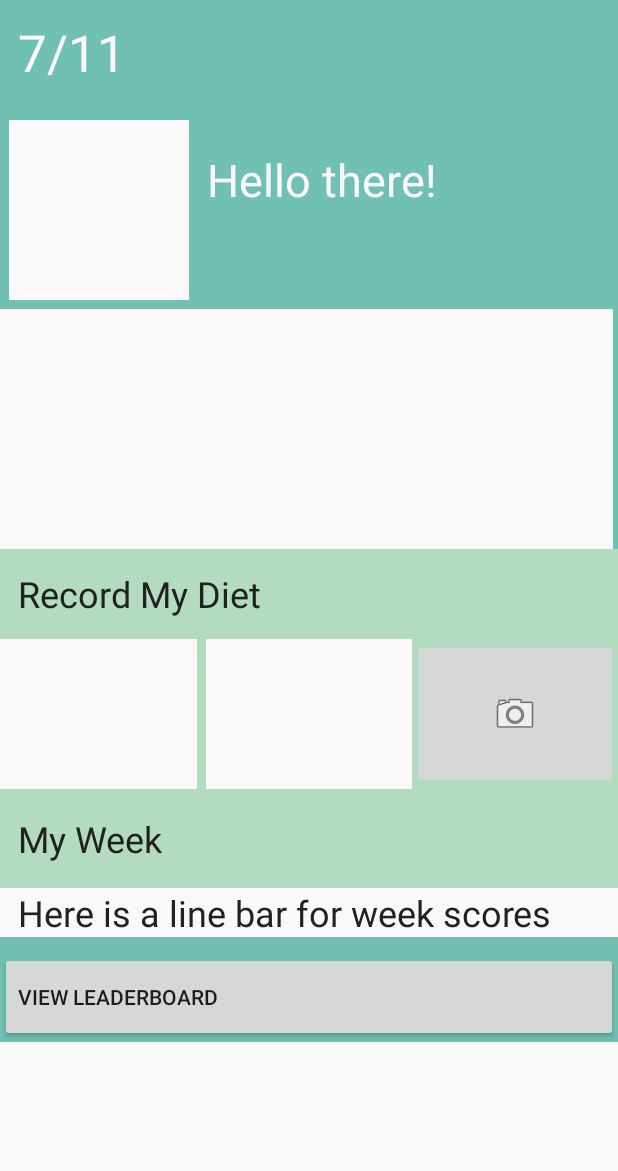
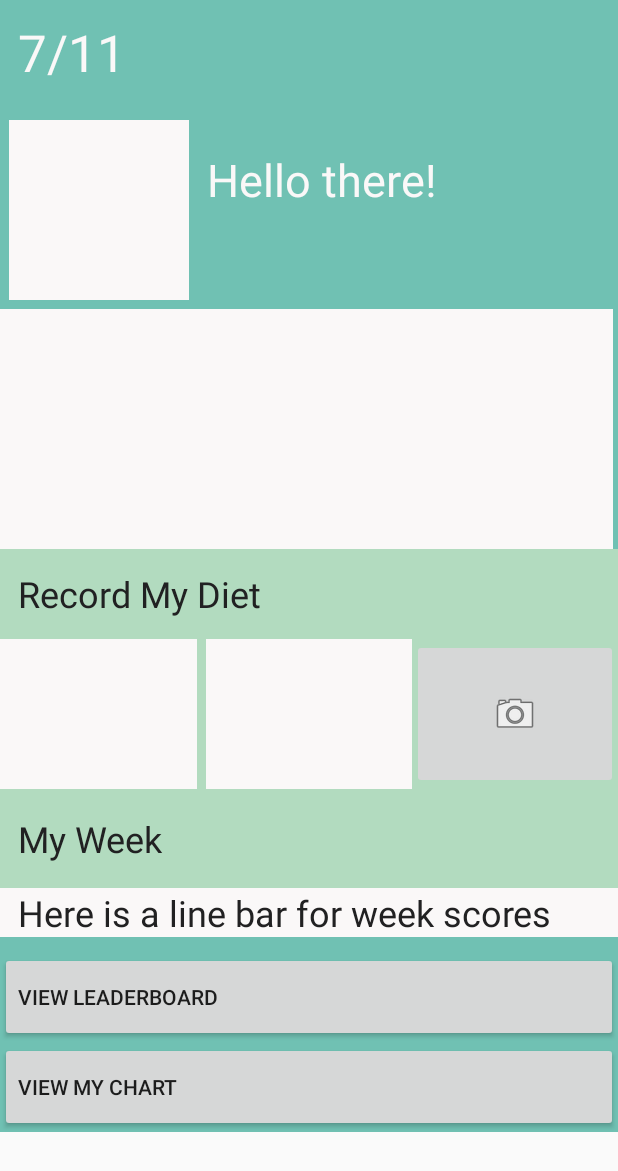
Before and after one commit to JinjiKikko33/UnimelbMobileAssignment2App, an Android app: the screen it shows after launch once a user with an empty profile is signed in (MainDashboardActivity), on a phone screen of 412 x 824 dp. Shown: the top 1171 px of the screen. Run offline under Robolectric (Android 15) with nearby library versions, the phone set to English and light mode, and no system bars; our stand-ins replace Firebase (no records; nobody signed in at launch, a user with empty details on screens opened directly), Volley; network calls fail; 1 statement that could not run was skipped.

Commit message:
add chart button to dashboardxml

```diff
--- a/app/src/main/res/layout/activity_main_dashboard.xml
+++ b/app/src/main/res/layout/activity_main_dashboard.xml
@@ -227,6 +227,7 @@
                 android:orientation="vertical">
 
                 <Button
+                    android:id="@+id/leaderboard_button"
                     android:layout_width="match_parent"
                     android:layout_height="60dp"
                     android:gravity="center_vertical"
@@ -234,6 +235,16 @@
                     android:paddingLeft="12dp"
                     android:paddingRight="6dp"
                     android:text="View Leaderboard">
+                </Button>
+                <Button
+                    android:id="@+id/chart_button"
+                    android:layout_width="match_parent"
+                    android:layout_height="60dp"
+                    android:gravity="center_vertical"
+                    android:onClick="startLeaderBoardIntent"
+                    android:paddingLeft="12dp"
+                    android:paddingRight="6dp"
+                    android:text="View My Chart">
                 </Button>
 
 
```
